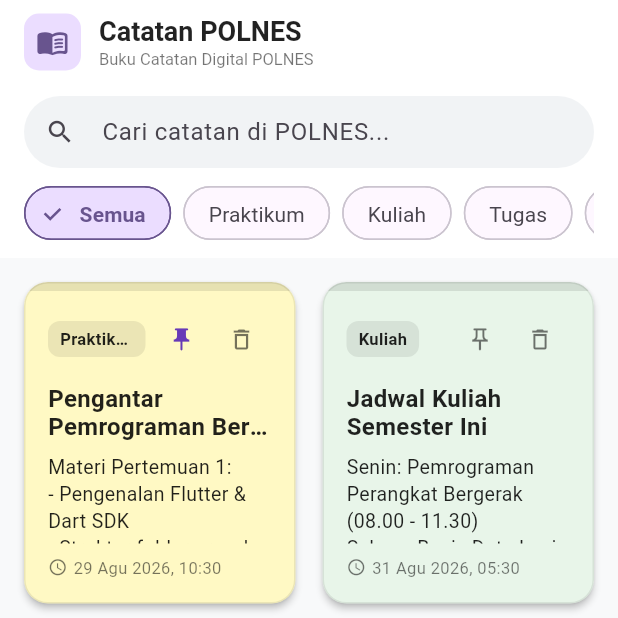
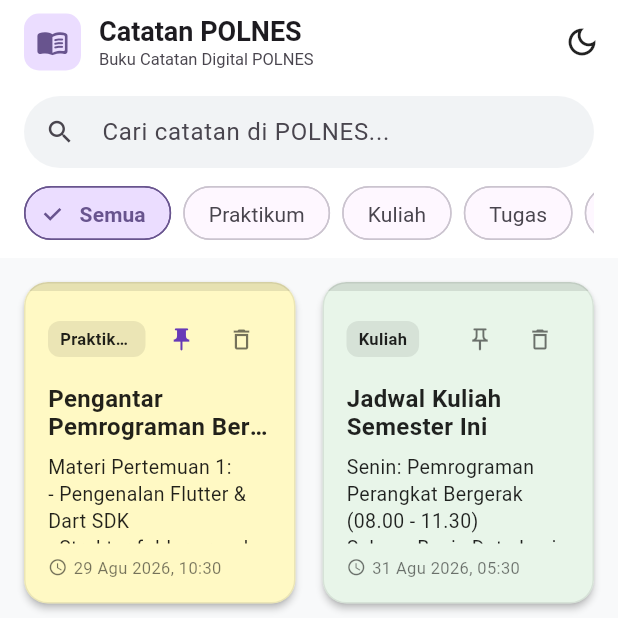
Before and after one commit to Dhede16/catatan_polnes, a Flutter app: the screen it shows after launch, on a phone screen of 412 x 824 dp, the top half of it. Run offline on Flutter 3.47's test engine with Material 3 defaults, Android fonts, the phone set to English and light mode, and no system bars; our stand-ins replace shared_preferences.

Commit message:
feat/add-dark-mode

```diff
--- a/lib/main.dart
+++ b/lib/main.dart
@@ -3,6 +3,7 @@
 import 'screens/note_detail_screen.dart';
 import 'screens/note_editor_screen.dart';
 import 'services/note_storage.dart';
+import 'services/theme_storage.dart';
 import 'widgets/category_chip.dart';
 import 'widgets/note_card.dart';
 
@@ -11,20 +12,61 @@
   runApp(const MyApp());
 }
 
-class MyApp extends StatelessWidget {
-  const MyApp({super.key});
+class MyApp extends StatefulWidget {
+  final ThemeStorage? themeStorage;
+  final ThemeMode? initialThemeMode;
+
+  const MyApp({super.key, this.themeStorage, this.initialThemeMode});
+
+  @override
+  State<MyApp> createState() => _MyAppState();
+}
+
+class _MyAppState extends State<MyApp> {
+  late final ThemeStorage _themeStorage;
+  late ThemeMode _themeMode;
+
+  @override
+  void initState() {
+    super.initState();
+    _themeStorage = widget.themeStorage ?? ThemeStorage();
+    _themeMode = widget.initialThemeMode ?? ThemeMode.light;
+    _loadTheme();
+  }
+
+  Future<void> _loadTheme() async {
+    if (widget.initialThemeMode == null) {
+      final savedTheme = await _themeStorage.loadThemeMode();
+      if (mounted) {
+        setState(() {
+          _themeMode = savedTheme;
+        });
+      }
+    }
+  }
+
+  void _toggleTheme() {
+    final newMode = _themeMode == ThemeMode.dark
+        ? ThemeMode.light
+        : ThemeMode.dark;
+    setState(() {
+      _themeMode = newMode;
+    });
+    _themeStorage.saveThemeMode(newMode);
+  }
 
   @override
   Widget build(BuildContext context) {
     return MaterialApp(
       title: 'Catatan POLNES',
       debugShowCheckedModeBanner: false,
+      themeMode: _themeMode,
       theme: ThemeData(
+        useMaterial3: true,
         colorScheme: ColorScheme.fromSeed(
           seedColor: Colors.deepPurple,
           brightness: Brightness.light,
         ),
-        useMaterial3: true,
         scaffoldBackgroundColor: const Color(0xFFF8F9FA),
         appBarTheme: const AppBarTheme(
           centerTitle: false,
@@ -32,16 +74,44 @@
           backgroundColor: Colors.white,
           foregroundColor: Colors.black87,
         ),
+        cardTheme: CardThemeData(
+          elevation: 2,
+          shape: RoundedRectangleBorder(
+            borderRadius: BorderRadius.circular(16),
+          ),
+        ),
       ),
-      home: const MyHomePage(title: 'Catatan POLNES'),
+      darkTheme: ThemeData(
+        useMaterial3: true,
+        colorScheme: ColorScheme.fromSeed(
+          seedColor: Colors.deepPurple,
+          brightness: Brightness.dark,
+        ),
+        scaffoldBackgroundColor: const Color(0xFF121212),
+        appBarTheme: const AppBarTheme(
+          centerTitle: false,
+          elevation: 0,
+          backgroundColor: Color(0xFF1E1E1E),
+          foregroundColor: Colors.white,
+        ),
+        cardTheme: CardThemeData(
+          elevation: 2,
+          color: const Color(0xFF1E1E1E),
+          shape: RoundedRectangleBorder(
+            borderRadius: BorderRadius.circular(16),
+          ),
+        ),
+      ),
+      home: MyHomePage(title: 'Catatan POLNES', onToggleTheme: _toggleTheme),
     );
   }
 }
 
 class MyHomePage extends StatefulWidget {
   final String title;
+  final VoidCallback? onToggleTheme;
 
-  const MyHomePage({super.key, required this.title});
+  const MyHomePage({super.key, required this.title, this.onToggleTheme});
 
   @override
   State<MyHomePage> createState() => _MyHomePageState();
@@ -179,7 +249,13 @@
   @override
   Widget build(BuildContext context) {
     final theme = Theme.of(context);
+    final isDarkMode = theme.brightness == Brightness.dark;
     final displayedNotes = _filteredNotes;
+
+    final headerBgColor = isDarkMode ? const Color(0xFF1E1E1E) : Colors.white;
+    final searchFillColor = isDarkMode
+        ? const Color(0xFF2A2A2A)
+        : const Color(0xFFF1F3F5);
 
     return Scaffold(
       appBar: AppBar(
@@ -203,25 +279,41 @@
               children: [
                 Text(
                   widget.title,
-                  style: const TextStyle(
+                  style: TextStyle(
                     fontSize: 18,
                     fontWeight: FontWeight.bold,
+                    color: theme.colorScheme.onSurface,
                   ),
                 ),
-                const Text(
+                Text(
                   'Buku Catatan Digital POLNES',
-                  style: TextStyle(fontSize: 11, color: Colors.black54),
+                  style: TextStyle(
+                    fontSize: 11,
+                    color: theme.colorScheme.onSurfaceVariant,
+                  ),
                 ),
               ],
             ),
           ],
         ),
+        actions: [
+          IconButton(
+            key: const Key('theme_toggle_button'),
+            tooltip: isDarkMode
+                ? 'Beralih ke Tema Terang'
+                : 'Beralih ke Tema Gelap',
+            icon: Icon(
+              isDarkMode ? Icons.light_mode : Icons.dark_mode_outlined,
+            ),
+            onPressed: widget.onToggleTheme,
+          ),
+        ],
       ),
       body: Column(
         children: [
           // Search Bar & Note Count header
           Container(
-            color: Colors.white,
+            color: headerBgColor,
             padding: const EdgeInsets.fromLTRB(16, 8, 16, 12),
             child: Column(
               children: [
@@ -242,7 +334,7 @@
                           )
                         : null,
                     filled: true,
-                    fillColor: const Color(0xFFF1F3F5),
+                    fillColor: searchFillColor,
                     contentPadding: const EdgeInsets.symmetric(
                       vertical: 0,
                       horizontal: 16,
@@ -297,7 +389,7 @@
                           Icon(
                             Icons.note_alt_outlined,
                             size: 64,
-                            color: Colors.grey.shade400,
+                            color: theme.colorScheme.outline,
                           ),
                           const SizedBox(height: 16),
                           Text(
@@ -308,7 +400,7 @@
                             style: TextStyle(
                               fontSize: 16,
                               fontWeight: FontWeight.w600,
-                              color: Colors.grey.shade700,
+                              color: theme.colorScheme.onSurfaceVariant,
                             ),
                           ),
                           const SizedBox(height: 6),
@@ -320,7 +412,7 @@
                             textAlign: TextAlign.center,
                             style: TextStyle(
                               fontSize: 13,
-                              color: Colors.grey.shade500,
+                              color: theme.colorScheme.outline,
                             ),
                           ),
                         ],
```
Also changed, not shown: lib/services/theme_storage.dart (added, +48 -0 lines), 2 other files.
